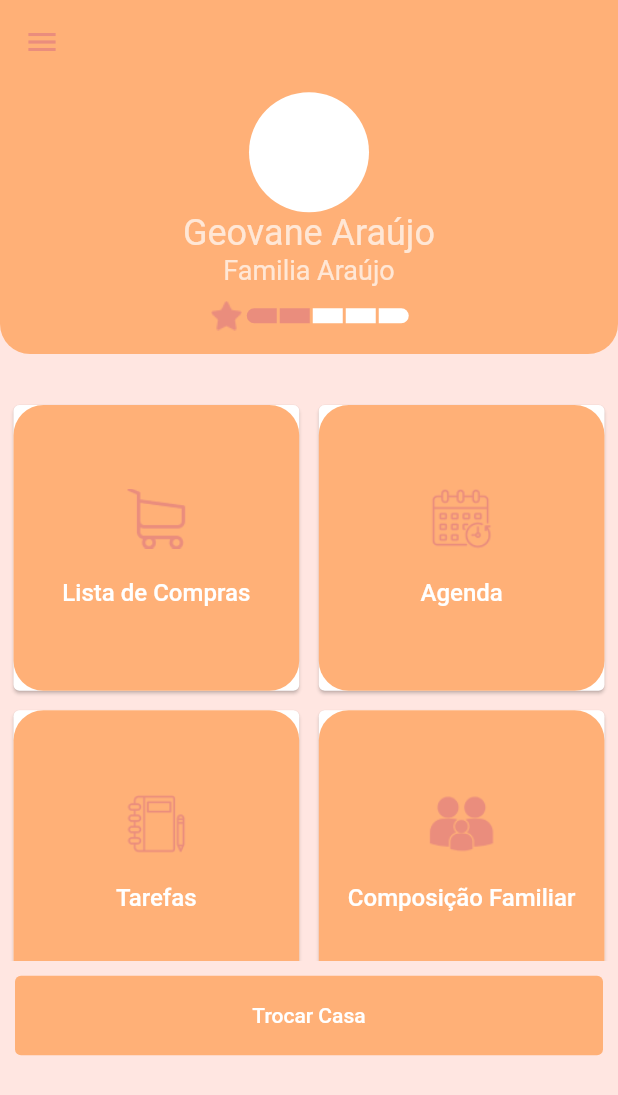
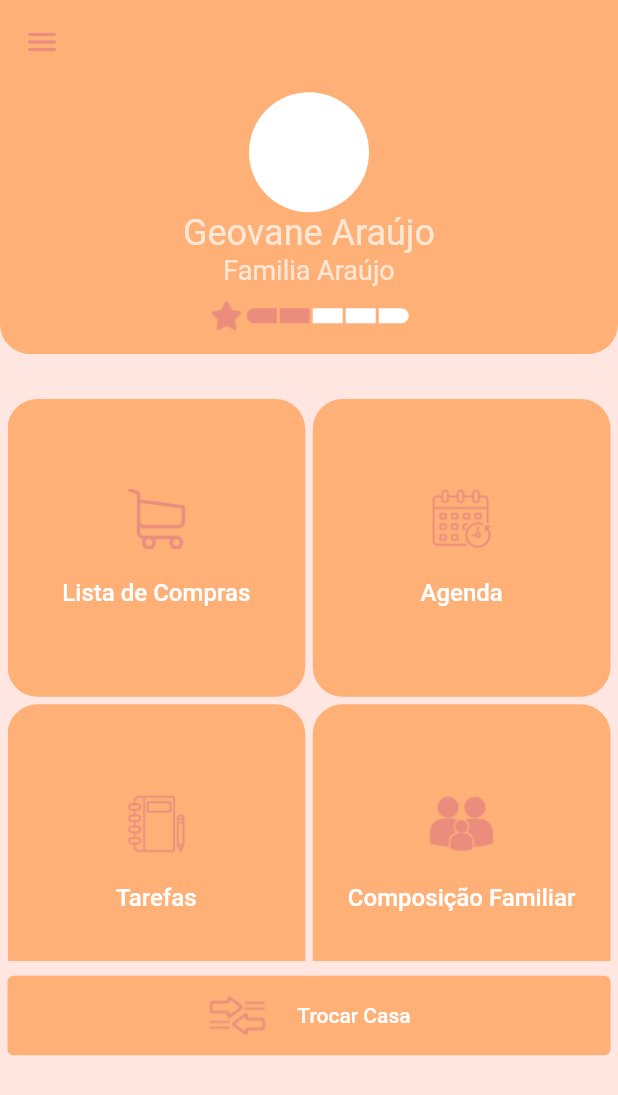
Before and after one commit to Geovane-Araujo/casa-simples, a Flutter app: the Home screen opened directly, on a phone screen of 412 x 824 dp. Shown: the top 1095 px of the screen. Run offline on Flutter 3.47's test engine with Material 2 defaults, Android fonts, the phone set to English and light mode, and no system bars.

Commit message:
Concluido de vez a home

```diff
--- a/lib/pages/home.dart
+++ b/lib/pages/home.dart
@@ -69,8 +69,7 @@ class _HomeState extends State<Home> {
                   mainAxisSpacing: 5,
                   crossAxisSpacing: 5,
                   children: [
-                    Card(
-                      child: Container(
+                    Container(
                       decoration: BoxDecoration(
                         color: PersonalColors.backgroundButtons,
                         borderRadius: BorderRadius.all(Radius.circular(20))
@@ -96,9 +95,7 @@ class _HomeState extends State<Home> {
                         ),
                       ),
                     ),
-                    ),
-                    Card(
-                      child: Container(
+                    Container(
                       decoration: BoxDecoration(
                           color: PersonalColors.backgroundButtons,
                           borderRadius: BorderRadius.all(Radius.circular(20))
@@ -124,9 +121,7 @@ class _HomeState extends State<Home> {
                         ),
                       ),
                     ),
-                    ),
-                    Card(
-                      child: Container(
+                    Container(
                       decoration: BoxDecoration(
                           color: PersonalColors.backgroundButtons,
                           borderRadius: BorderRadius.all(Radius.circular(20))
@@ -152,9 +147,7 @@ class _HomeState extends State<Home> {
                         ),
                       ),
                     ),
-                    ),
-                    Card(
-                      child: Container(
+                    Container(
                       decoration: BoxDecoration(
                           color: PersonalColors.backgroundButtons,
                           borderRadius: BorderRadius.all(Radius.circular(20))
@@ -180,20 +173,25 @@ class _HomeState extends State<Home> {
                         ),
                       ),
                     ),
-                    ),
                   ],
                 ),
               ),
             ),
             Container(
-              margin: EdgeInsets.only(top: 10,left: 10,right: 10),
+              margin: EdgeInsets.only(top: 10,left: 5,right: 5),
               height: 53,
               width: MediaQuery.of(context).size.width/1,
               child: TextButton(
                 style: TextButton.styleFrom(
                   backgroundColor: PersonalColors.backgroundButtons,
                 ),
-                child: Text("Trocar Casa",style: TextStyle(color: Colors.white)),
+                child: Row(
+                  mainAxisAlignment: MainAxisAlignment.center,
+                    children: [
+                      Container( margin: EdgeInsets.only(right: 20), child: Image.asset("assets/images/troca.png",height: 40,width: 40)),
+                      Text("Trocar Casa",style: TextStyle(color: Colors.white))
+                    ],
+                ),
                 onPressed: (){
                   PersonalUtil.onNavigatorNext(Registro(), context);
                 },
```
Also changed, not shown: assets/images/troca.png (added). Lines whose indentation alone changed are shown as unchanged.
